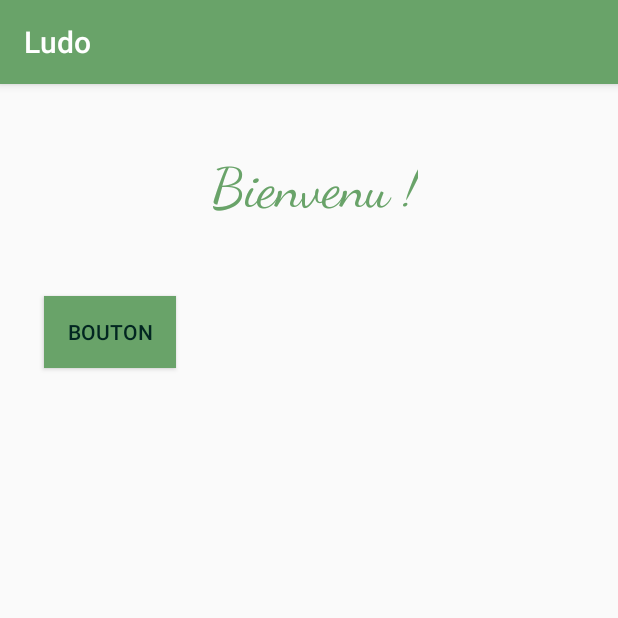
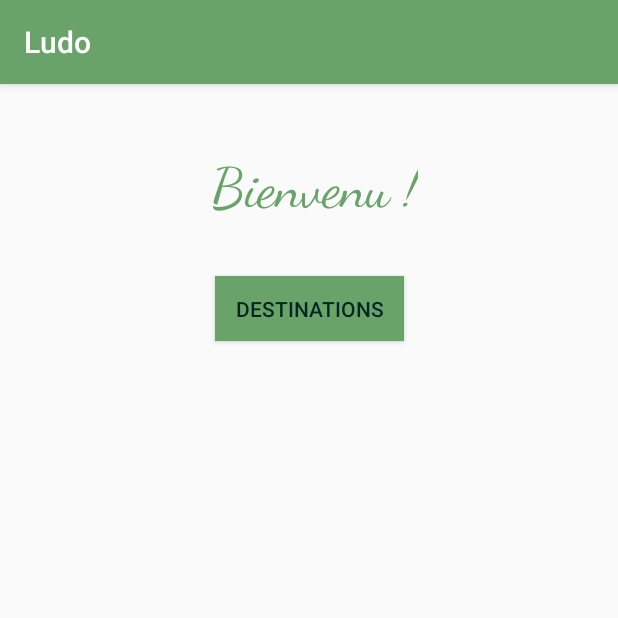
Before and after one commit to LudovicGrosse/Room-App, an Android app: the screen it shows after launch (MainActivity), on a phone screen of 412 x 824 dp, the top half of it. Run offline under Robolectric (Android 15) with nearby library versions, the phone set to English and light mode, and no system bars.

Commit message:
Création de la classe Destination

```diff
--- a/app/src/main/AndroidManifest.xml
+++ b/app/src/main/AndroidManifest.xml
@@ -2,7 +2,7 @@
 <manifest xmlns:android="http://schemas.android.com/apk/res/android"
     package="com.example.lg346.myapplication">
 
-    <uses-permission android:name="android.permission.INTERNET"/>
+    <uses-permission android:name="android.permission.INTERNET" />
 
     <application
         android:allowBackup="true"
@@ -18,7 +18,7 @@
                 <category android:name="android.intent.category.LAUNCHER" />
             </intent-filter>
         </activity>
-        <activity android:name=".Activity1"></activity>
+        <activity android:name=".Activity1" />
     </application>
 
 </manifest>
--- a/app/src/main/res/layout/activity_main.xml
+++ b/app/src/main/res/layout/activity_main.xml
@@ -17,24 +17,26 @@
         android:textSize="36sp"
         app:fontFamily="cursive"
         app:layout_constraintBottom_toBottomOf="parent"
-        app:layout_constraintLeft_toLeftOf="parent"
-        app:layout_constraintRight_toRightOf="parent"
+        app:layout_constraintEnd_toEndOf="parent"
+        app:layout_constraintHorizontal_bias="0.5"
+        app:layout_constraintStart_toStartOf="parent"
         app:layout_constraintTop_toTopOf="parent"
         app:layout_constraintVertical_bias="0.056"
         tools:text="Bienvenu !" />
 
     <Button
         android:id="@+id/bouton1"
-        android:layout_width="wrap_content"
-        android:layout_height="wrap_content"
-        android:layout_marginStart="29dp"
-        android:layout_marginLeft="29dp"
-        android:layout_marginTop="141dp"
+        android:layout_width="126dp"
+        android:layout_height="43dp"
+        android:layout_marginTop="128dp"
         android:background="@color/colorPrimary"
-        android:text="Bouton"
+        android:lineSpacingExtra="8sp"
+        android:text="Destinations"
         android:textColor="@color/colorPrimaryDark"
+        app:layout_constraintEnd_toEndOf="parent"
+        app:layout_constraintHorizontal_bias="0.5"
         app:layout_constraintStart_toStartOf="parent"
         app:layout_constraintTop_toTopOf="parent"
-        tools:text="Bouton" />
+        tools:text="Destinations" />
 
 </android.support.constraint.ConstraintLayout>
```
Also changed, not shown: app/src/main/java/com/example/lg346/myapplication/Destination.java (added, +45 -0 lines), app/src/main/res/layout/activity_list_view.xml (added, +22 -0 lines).
